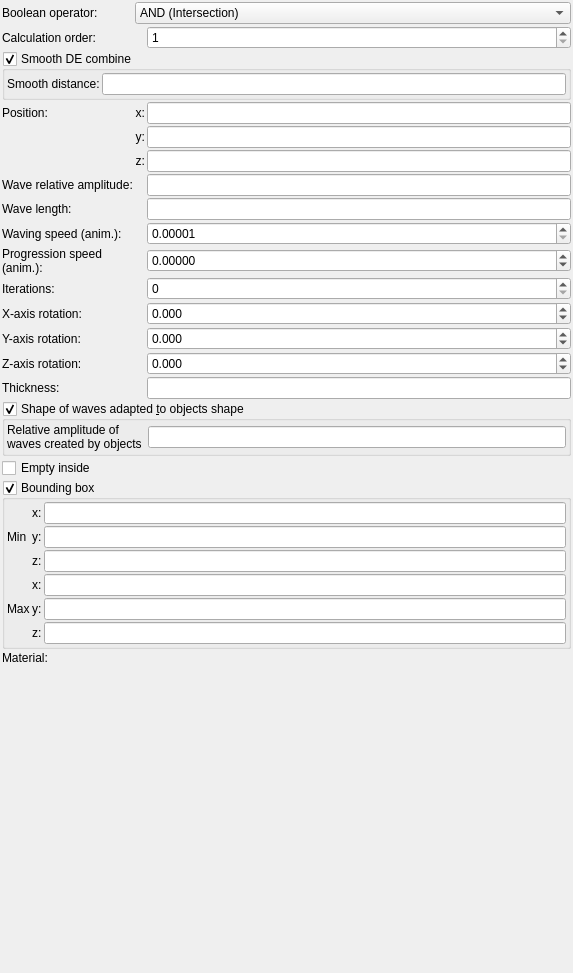
buddhi1980/mandelbulber2, file mandelbulber2/formula/ui/primitive_water.ui: the form before one commit.
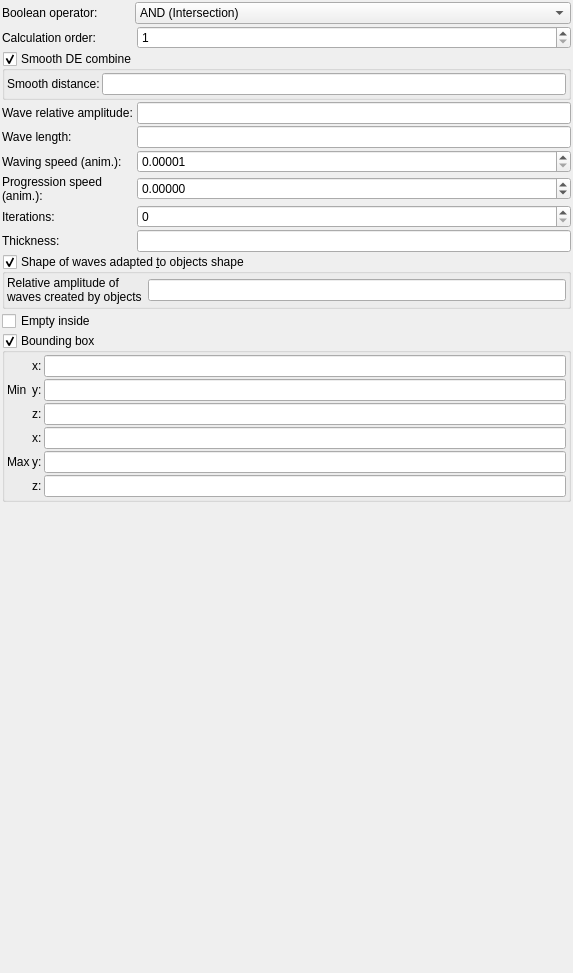
The form after the commit. Custom widgets are drawn as their Qt base class.

What changed in the file:
```diff
--- a/mandelbulber2/formula/ui/primitive_water.ui
+++ b/mandelbulber2/formula/ui/primitive_water.ui
@@ -34,24 +34,50 @@
      <property name="spacing">
       <number>2</number>
      </property>
-     <item row="3" column="0">
-      <widget class="QLabel" name="label_10">
+     <item row="7" column="0">
+      <widget class="QLabel" name="label_17">
        <property name="text">
-        <string>Position:</string>
+        <string>Iterations:</string>
        </property>
+       <property name="wordWrap">
+        <bool>true</bool>
+       </property>
       </widget>
      </item>
-     <item row="12" column="0">
-      <widget class="QLabel" name="label_9">
+     <item row="10" column="0" colspan="3">
+      <widget class="MyCheckBox" name="checkBox_empty">
+       <property name="sizePolicy">
+        <sizepolicy hsizetype="Minimum" vsizetype="Maximum">
+         <horstretch>0</horstretch>
+         <verstretch>0</verstretch>
+        </sizepolicy>
+       </property>
        <property name="text">
-        <string>Y-axis rotation:</string>
+        <string>Empty inside</string>
        </property>
+      </widget>
+     </item>
+     <item row="5" column="0">
+      <widget class="QLabel" name="label_20">
+       <property name="text">
+        <string>Waving speed (anim.):</string>
+       </property>
        <property name="wordWrap">
         <bool>true</bool>
        </property>
       </widget>
      </item>
-     <item row="9" column="2">
+     <item row="4" column="0">
+      <widget class="QLabel" name="label_16">
+       <property name="text">
+        <string>Wave length:</string>
+       </property>
+       <property name="wordWrap">
+        <bool>true</bool>
+       </property>
+      </widget>
+     </item>
+     <item row="6" column="2">
       <widget class="MyDoubleSpinBox" name="spinbox_anim_progression_speed">
        <property name="sizePolicy">
         <sizepolicy hsizetype="Minimum" vsizetype="Maximum">
@@ -79,19 +105,6 @@
        </property>
       </widget>
      </item>
-     <item row="16" column="0" colspan="3">
-      <widget class="MyCheckBox" name="checkBox_empty">
-       <property name="sizePolicy">
-        <sizepolicy hsizetype="Minimum" vsizetype="Maximum">
-         <horstretch>0</horstretch>
-         <verstretch>0</verstretch>
-        </sizepolicy>
-       </property>
-       <property name="text">
-        <string>Empty inside</string>
-       </property>
-      </widget>
-     </item>
      <item row="1" column="0">
       <widget class="QLabel" name="label_24">
        <property name="text">
@@ -102,74 +115,7 @@
        </property>
       </widget>
      </item>
-     <item row="4" column="1">
-      <widget class="QLabel" name="label_12">
-       <property name="text">
-        <string>y:</string>
-       </property>
-       <property name="alignment">
-        <set>Qt::AlignRight|Qt::AlignTrailing|Qt::AlignVCenter</set>
-       </property>
-      </widget>
-     </item>
      <item row="7" column="2">
-      <widget class="MyLineEdit" name="logedit_length">
-       <property name="sizePolicy">
-        <sizepolicy hsizetype="Expanding" vsizetype="Maximum">
-         <horstretch>0</horstretch>
-         <verstretch>0</verstretch>
-        </sizepolicy>
-       </property>
-      </widget>
-     </item>
-     <item row="2" column="0" colspan="3">
-      <widget class="MyGroupBox" name="groupCheck_smooth_de_combine_enable">
-       <property name="title">
-        <string>Smooth DE combine</string>
-       </property>
-       <property name="checkable">
-        <bool>true</bool>
-       </property>
-       <layout class="QGridLayout" name="gridLayout_4">
-        <property name="leftMargin">
-         <number>2</number>
-        </property>
-        <property name="topMargin">
-         <number>2</number>
-        </property>
-        <property name="rightMargin">
-         <number>2</number>
-        </property>
-        <property name="bottomMargin">
-         <number>2</number>
-        </property>
-        <property name="spacing">
-         <number>2</number>
-        </property>
-        <item row="0" column="0">
-         <widget class="QLabel" name="label_306">
-          <property name="text">
-           <string>Smooth distance:</string>
-          </property>
-          <property name="wordWrap">
-           <bool>true</bool>
-          </property>
-         </widget>
-        </item>
-        <item row="0" column="1">
-         <widget class="MyLineEdit" name="logedit_smooth_de_combine_distance">
-          <property name="sizePolicy">
-           <sizepolicy hsizetype="Expanding" vsizetype="Maximum">
-            <horstretch>0</horstretch>
-            <verstretch>0</verstretch>
-           </sizepolicy>
-          </property>
-         </widget>
-        </item>
-       </layout>
-      </widget>
-     </item>
-     <item row="10" column="2">
       <widget class="MySpinBox" name="spinboxInt_iterations">
        <property name="sizePolicy">
         <sizepolicy hsizetype="Minimum" vsizetype="Maximum">
@@ -182,17 +128,55 @@
        </property>
       </widget>
      </item>
-     <item row="13" column="0">
-      <widget class="QLabel" name="label_15">
-       <property name="text">
-        <string>Z-axis rotation:</string>
+     <item row="3" column="2">
+      <widget class="MyLineEdit" name="logedit_relative_amplitude">
+       <property name="sizePolicy">
+        <sizepolicy hsizetype="Expanding" vsizetype="Maximum">
+         <horstretch>0</horstretch>
+         <verstretch>0</verstretch>
+        </sizepolicy>
        </property>
-       <property name="wordWrap">
-        <bool>true</bool>
+      </widget>
+     </item>
+     <item row="8" column="2">
+      <widget class="MyLineEdit" name="logedit_wall_thickness">
+       <property name="sizePolicy">
+        <sizepolicy hsizetype="Expanding" vsizetype="Maximum">
+         <horstretch>0</horstretch>
+         <verstretch>0</verstretch>
+        </sizepolicy>
        </property>
       </widget>
      </item>
-     <item row="17" column="0" colspan="3">
+     <item row="5" column="2">
+      <widget class="MyDoubleSpinBox" name="spinbox_anim_speed">
+       <property name="sizePolicy">
+        <sizepolicy hsizetype="Minimum" vsizetype="Maximum">
+         <horstretch>0</horstretch>
+         <verstretch>0</verstretch>
+        </sizepolicy>
+       </property>
+       <property name="prefix">
+        <string/>
+       </property>
+       <property name="suffix">
+        <string/>
+       </property>
+       <property name="decimals">
+        <number>5</number>
+       </property>
+       <property name="minimum">
+        <double>0.000010000000000</double>
+       </property>
+       <property name="maximum">
+        <double>1000.000000000000000</double>
+       </property>
+       <property name="singleStep">
+        <double>0.100000000000000</double>
+       </property>
+      </widget>
+     </item>
+     <item row="11" column="0" colspan="3">
       <widget class="MyGroupBox" name="groupCheck_limits_enable">
        <property name="title">
         <string>Bounding box</string>
@@ -359,20 +343,67 @@
        </layout>
       </widget>
      </item>
-     <item row="18" column="1" colspan="2">
-      <widget class="cMaterialSelector" name="materialselector_material_id" native="true">
-       <property name="sizePolicy">
-        <sizepolicy hsizetype="Preferred" vsizetype="Minimum">
-         <horstretch>0</horstretch>
-         <verstretch>0</verstretch>
-        </sizepolicy>
+     <item row="0" column="0">
+      <widget class="QLabel" name="label_23">
+       <property name="text">
+        <string>Boolean operator:</string>
        </property>
+       <property name="wordWrap">
+        <bool>true</bool>
+       </property>
       </widget>
      </item>
-     <item row="7" column="0">
-      <widget class="QLabel" name="label_16">
+     <item row="2" column="0" colspan="3">
+      <widget class="MyGroupBox" name="groupCheck_smooth_de_combine_enable">
+       <property name="title">
+        <string>Smooth DE combine</string>
+       </property>
+       <property name="checkable">
+        <bool>true</bool>
+       </property>
+       <layout class="QGridLayout" name="gridLayout_4">
+        <property name="leftMargin">
+         <number>2</number>
+        </property>
+        <property name="topMargin">
+         <number>2</number>
+        </property>
+        <property name="rightMargin">
+         <number>2</number>
+        </property>
+        <property name="bottomMargin">
+         <number>2</number>
+        </property>
+        <property name="spacing">
+         <number>2</number>
+        </property>
+        <item row="0" column="0">
+         <widget class="QLabel" name="label_306">
+          <property name="text">
+           <string>Smooth distance:</string>
+          </property>
+          <property name="wordWrap">
+           <bool>true</bool>
+          </property>
+         </widget>
+        </item>
+        <item row="0" column="1">
+         <widget class="MyLineEdit" name="logedit_smooth_de_combine_distance">
+          <property name="sizePolicy">
+           <sizepolicy hsizetype="Expanding" vsizetype="Maximum">
+            <horstretch>0</horstretch>
+            <verstretch>0</verstretch>
+           </sizepolicy>
+          </property>
+         </widget>
+        </item>
+       </layout>
+      </widget>
+     </item>
+     <item row="3" column="0">
+      <widget class="QLabel" name="label_14">
        <property name="text">
-        <string>Wave length:</string>
+        <string>Wave relative amplitude:</string>
        </property>
        <property name="wordWrap">
         <bool>true</bool>
@@ -398,7 +429,24 @@
        </property>
       </widget>
      </item>
-     <item row="9" column="0">
+     <item row="8" column="0">
+      <widget class="QLabel" name="label_3">
+       <property name="text">
+        <string>Thickness:</string>
+       </property>
+      </widget>
+     </item>
+     <item row="4" column="2">
+      <widget class="MyLineEdit" name="logedit_length">
+       <property name="sizePolicy">
+        <sizepolicy hsizetype="Expanding" vsizetype="Maximum">
+         <horstretch>0</horstretch>
+         <verstretch>0</verstretch>
+        </sizepolicy>
+       </property>
+      </widget>
+     </item>
+     <item row="6" column="0">
       <widget class="QLabel" name="label_22">
        <property name="text">
         <string>Progression speed (anim.):</string>
@@ -408,55 +456,37 @@
        </property>
       </widget>
      </item>
-     <item row="3" column="1">
-      <widget class="QLabel" name="label_11">
-       <property name="text">
-        <string>x:</string>
-       </property>
-       <property name="alignment">
-        <set>Qt::AlignRight|Qt::AlignTrailing|Qt::AlignVCenter</set>
-       </property>
-      </widget>
-     </item>
-     <item row="8" column="2">
-      <widget class="MyDoubleSpinBox" name="spinbox_anim_speed">
+     <item row="0" column="1" colspan="2">
+      <widget class="MyComboBox" name="comboBox_boolean_operator">
        <property name="sizePolicy">
-        <sizepolicy hsizetype="Minimum" vsizetype="Maximum">
+        <sizepolicy hsizetype="Preferred" vsizetype="Preferred">
          <horstretch>0</horstretch>
          <verstretch>0</verstretch>
         </sizepolicy>
        </property>
-       <property name="prefix">
-        <string/>
-       </property>
-       <property name="suffix">
-        <string/>
-       </property>
-       <property name="decimals">
-        <number>5</number>
-       </property>
-       <property name="minimum">
-        <double>0.000010000000000</double>
-       </property>
-       <property name="maximum">
-        <double>1000.000000000000000</double>
-       </property>
-       <property name="singleStep">
-        <double>0.100000000000000</double>
-       </property>
+       <item>
+        <property name="text">
+         <string>AND (Intersection)</string>
+        </property>
+       </item>
+       <item>
+        <property name="text">
+         <string>OR (Union)</string>
+        </property>
+       </item>
+       <item>
+        <property name="text">
+         <string>SUB (Complement)</string>
+        </property>
+       </item>
+       <item>
+        <property name="text">
+         <string>rev SUB (B-A)</string>
+        </property>
+       </item>
       </widget>
      </item>
-     <item row="5" column="2">
-      <widget class="MyLineEdit" name="vect3_position_z">
-       <property name="sizePolicy">
-        <sizepolicy hsizetype="Expanding" vsizetype="Maximum">
-         <horstretch>0</horstretch>
-         <verstretch>0</verstretch>
-        </sizepolicy>
-       </property>
-      </widget>
-     </item>
-     <item row="15" column="0" colspan="3">
+     <item row="9" column="0" colspan="3">
       <widget class="MyGroupBox" name="groupCheck_wave_from_objects_enable">
        <property name="title">
         <string>Shape of waves adapted &amp;to objects shape</string>
@@ -504,234 +534,6 @@
        </layout>
       </widget>
      </item>
-     <item row="4" column="2">
-      <widget class="MyLineEdit" name="vect3_position_y">
-       <property name="sizePolicy">
-        <sizepolicy hsizetype="Expanding" vsizetype="Maximum">
-         <horstretch>0</horstretch>
-         <verstretch>0</verstretch>
-        </sizepolicy>
-       </property>
-      </widget>
-     </item>
-     <item row="6" column="0">
-      <widget class="QLabel" name="label_14">
-       <property name="text">
-        <string>Wave relative amplitude:</string>
-       </property>
-       <property name="wordWrap">
-        <bool>true</bool>
-       </property>
-      </widget>
-     </item>
-     <item row="12" column="2">
-      <widget class="MyDoubleSpinBox" name="spinboxd3_rotation_y">
-       <property name="sizePolicy">
-        <sizepolicy hsizetype="Minimum" vsizetype="Maximum">
-         <horstretch>0</horstretch>
-         <verstretch>0</verstretch>
-        </sizepolicy>
-       </property>
-       <property name="prefix">
-        <string/>
-       </property>
-       <property name="suffix">
-        <string/>
-       </property>
-       <property name="decimals">
-        <number>3</number>
-       </property>
-       <property name="minimum">
-        <double>-36000.000000000000000</double>
-       </property>
-       <property name="maximum">
-        <double>36000.000000000000000</double>
-       </property>
-       <property name="singleStep">
-        <double>0.100000000000000</double>
-       </property>
-      </widget>
-     </item>
-     <item row="11" column="0">
-      <widget class="QLabel" name="label_8">
-       <property name="text">
-        <string>X-axis rotation:</string>
-       </property>
-       <property name="wordWrap">
-        <bool>true</bool>
-       </property>
-      </widget>
-     </item>
-     <item row="0" column="0">
-      <widget class="QLabel" name="label_23">
-       <property name="text">
-        <string>Boolean operator:</string>
-       </property>
-       <property name="wordWrap">
-        <bool>true</bool>
-       </property>
-      </widget>
-     </item>
-     <item row="8" column="0">
-      <widget class="QLabel" name="label_20">
-       <property name="text">
-        <string>Waving speed (anim.):</string>
-       </property>
-       <property name="wordWrap">
-        <bool>true</bool>
-       </property>
-      </widget>
-     </item>
-     <item row="0" column="1" colspan="2">
-      <widget class="MyComboBox" name="comboBox_boolean_operator">
-       <property name="sizePolicy">
-        <sizepolicy hsizetype="Preferred" vsizetype="Preferred">
-         <horstretch>0</horstretch>
-         <verstretch>0</verstretch>
-        </sizepolicy>
-       </property>
-       <item>
-        <property name="text">
-         <string>AND (Intersection)</string>
-        </property>
-       </item>
-       <item>
-        <property name="text">
-         <string>OR (Union)</string>
-        </property>
-       </item>
-       <item>
-        <property name="text">
-         <string>SUB (Complement)</string>
-        </property>
-       </item>
-       <item>
-        <property name="text">
-         <string>rev SUB (B-A)</string>
-        </property>
-       </item>
-      </widget>
-     </item>
-     <item row="10" column="0">
-      <widget class="QLabel" name="label_17">
-       <property name="text">
-        <string>Iterations:</string>
-       </property>
-       <property name="wordWrap">
-        <bool>true</bool>
-       </property>
-      </widget>
-     </item>
-     <item row="11" column="2">
-      <widget class="MyDoubleSpinBox" name="spinboxd3_rotation_x">
-       <property name="sizePolicy">
-        <sizepolicy hsizetype="Minimum" vsizetype="Maximum">
-         <horstretch>0</horstretch>
-         <verstretch>0</verstretch>
-        </sizepolicy>
-       </property>
-       <property name="prefix">
-        <string/>
-       </property>
-       <property name="suffix">
-        <string/>
-       </property>
-       <property name="decimals">
-        <number>3</number>
-       </property>
-       <property name="minimum">
-        <double>-36000.000000000000000</double>
-       </property>
-       <property name="maximum">
-        <double>36000.000000000000000</double>
-       </property>
-       <property name="singleStep">
-        <double>0.100000000000000</double>
-       </property>
-      </widget>
-     </item>
-     <item row="5" column="1">
-      <widget class="QLabel" name="label_13">
-       <property name="text">
-        <string>z:</string>
-       </property>
-       <property name="alignment">
-        <set>Qt::AlignRight|Qt::AlignTrailing|Qt::AlignVCenter</set>
-       </property>
-      </widget>
-     </item>
-     <item row="18" column="0">
-      <widget class="QLabel" name="label_21">
-       <property name="text">
-        <string>Material:</string>
-       </property>
-      </widget>
-     </item>
-     <item row="6" column="2">
-      <widget class="MyLineEdit" name="logedit_relative_amplitude">
-       <property name="sizePolicy">
-        <sizepolicy hsizetype="Expanding" vsizetype="Maximum">
-         <horstretch>0</horstretch>
-         <verstretch>0</verstretch>
-        </sizepolicy>
-       </property>
-      </widget>
-     </item>
-     <item row="3" column="2">
-      <widget class="MyLineEdit" name="vect3_position_x">
-       <property name="sizePolicy">
-        <sizepolicy hsizetype="Expanding" vsizetype="Maximum">
-         <horstretch>0</horstretch>
-         <verstretch>0</verstretch>
-        </sizepolicy>
-       </property>
-      </widget>
-     </item>
-     <item row="13" column="2">
-      <widget class="MyDoubleSpinBox" name="spinboxd3_rotation_z">
-       <property name="sizePolicy">
-        <sizepolicy hsizetype="Minimum" vsizetype="Maximum">
-         <horstretch>0</horstretch>
-         <verstretch>0</verstretch>
-        </sizepolicy>
-       </property>
-       <property name="prefix">
-        <string/>
-       </property>
-       <property name="suffix">
-        <string/>
-       </property>
-       <property name="decimals">
-        <number>3</number>
-       </property>
-       <property name="minimum">
-        <double>-36000.000000000000000</double>
-       </property>
-       <property name="maximum">
-        <double>36000.000000000000000</double>
-       </property>
-       <property name="singleStep">
-        <double>0.100000000000000</double>
-       </property>
-      </widget>
-     </item>
-     <item row="14" column="2">
-      <widget class="MyLineEdit" name="logedit_wall_thickness">
-       <property name="sizePolicy">
-        <sizepolicy hsizetype="Expanding" vsizetype="Maximum">
-         <horstretch>0</horstretch>
-         <verstretch>0</verstretch>
-        </sizepolicy>
-       </property>
-      </widget>
-     </item>
-     <item row="14" column="0">
-      <widget class="QLabel" name="label_3">
-       <property name="text">
-        <string>Thickness:</string>
-       </property>
-      </widget>
-     </item>
     </layout>
    </item>
    <item>
@@ -765,12 +567,6 @@
    <extends>QLineEdit</extends>
    <header>my_line_edit.h</header>
   </customwidget>
-  <customwidget>
-   <class>cMaterialSelector</class>
-   <extends>QWidget</extends>
-   <header>material_selector.h</header>
-   <container>1</container>
-  </customwidget>
   <customwidget>
    <class>MyComboBox</class>
    <extends>QComboBox</extends>
```
Left out of the diff: 6 changed lines with no effect on the pictures.
